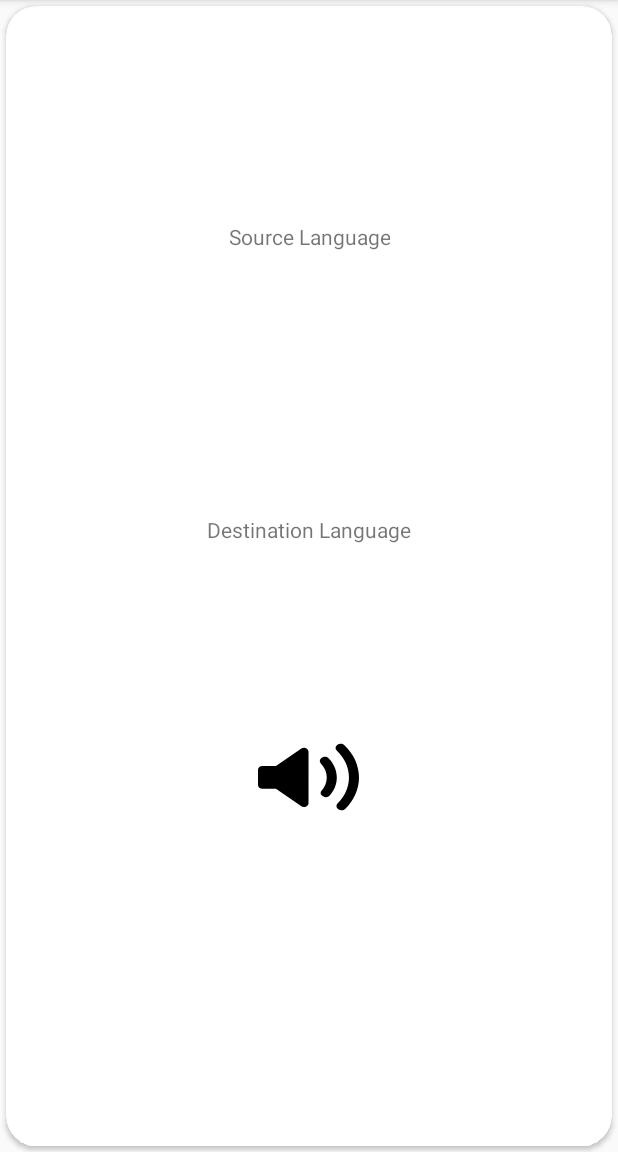
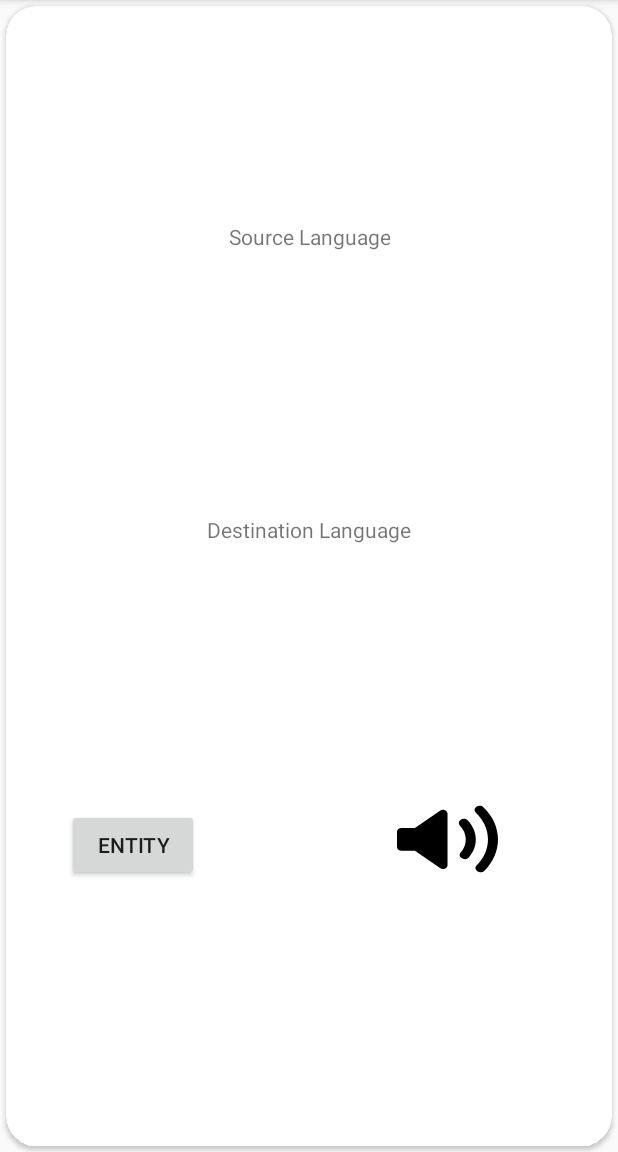
Before and after one commit to Akshay-AS96/BhaashaaApp, an Android app: the fragment UnitFragment shown on its own in the app's theme, on a phone screen of 412 x 824 dp, the part 84-1236 px from its top. Run offline under Robolectric (Android 15) with nearby library versions, the phone set to English and light mode, and no system bars; our stand-ins replace Picasso; pictures from the network do not load; 1 statement that could not run was skipped.

```diff
--- a/app/src/main/java/com/example/loginrepapi/Adapters/EntityAdapter.java
+++ b/app/src/main/java/com/example/loginrepapi/Adapters/EntityAdapter.java
@@ -4,6 +4,7 @@
 import android.view.LayoutInflater;
 import android.view.View;
 import android.view.ViewGroup;
+import android.widget.ImageButton;
 import android.widget.ImageView;
 import android.widget.LinearLayout;
 import android.widget.TextView;
@@ -61,12 +62,16 @@
         ImageView entity_img;
         TextView entity_content;
         LinearLayout ll2;
+        ImageButton voice_entity;
 
         public EntityViewHolder(@NonNull View itemView) {
             super(itemView);
            entity_content =itemView.findViewById(R.id.entity_content);
             entity_img=itemView.findViewById(R.id.entity_img);
             ll2 = itemView.findViewById(R.id.llmain2);
+            voice_entity = itemView.findViewById(R.id.imgbtn_voice);
+
+
         }
     }
 }
--- a/app/src/main/res/layout/fragment_unit.xml
+++ b/app/src/main/res/layout/fragment_unit.xml
@@ -51,16 +51,27 @@
             android:id="@+id/untimgbtn"
             android:layout_width="67dp"
             android:layout_height="56dp"
-            android:layout_marginTop="100dp"
+            android:layout_marginEnd="76dp"
             android:background="@drawable/ic_speaker"
+            app:layout_constraintBottom_toBottomOf="@+id/button2"
+            app:layout_constraintEnd_toEndOf="parent"
+            app:layout_constraintTop_toTopOf="@+id/button2"
+            app:layout_constraintVertical_bias="1.0" />
+
+        <Button
+            android:id="@+id/button2"
+            android:layout_width="wrap_content"
+            android:layout_height="wrap_content"
+            android:layout_weight="1"
+            android:text="entity"
             app:layout_constraintBottom_toBottomOf="parent"
-            app:layout_constraintEnd_toEndOf="@+id/dlTextView"
-            app:layout_constraintHorizontal_bias="0.492"
-            app:layout_constraintStart_toStartOf="@+id/dlTextView"
-            app:layout_constraintTop_toBottomOf="@+id/dlTextView"
-            app:layout_constraintVertical_bias="0.112" />
-
+            app:layout_constraintEnd_toStartOf="@+id/untimgbtn"
+            app:layout_constraintHorizontal_bias="0.237"
+            app:layout_constraintStart_toStartOf="parent"
+            app:layout_constraintTop_toBottomOf="@+id/dlTextView" />
 
     </androidx.constraintlayout.widget.ConstraintLayout>
 </androidx.cardview.widget.CardView>
-    </LinearLayout>
+
+
+</LinearLayout>
```
Also changed, not shown: app/src/main/AndroidManifest.xml (+12 -8 lines), app/src/main/java/com/example/loginrepapi/Activities/EntityActivity.java (added, +16 -0 lines), app/src/main/res/layout/activity_entity.xml (added, +15 -0 lines), app/src/main/res/layout/activity_unit_vpager.xml (+3 -14 lines), app/src/main/res/layout/recycler_view_item_1.xml (+23 -4 lines).
